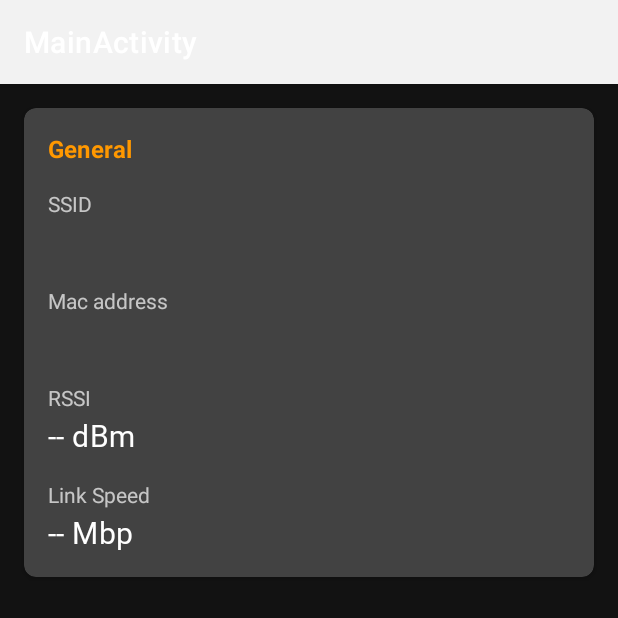
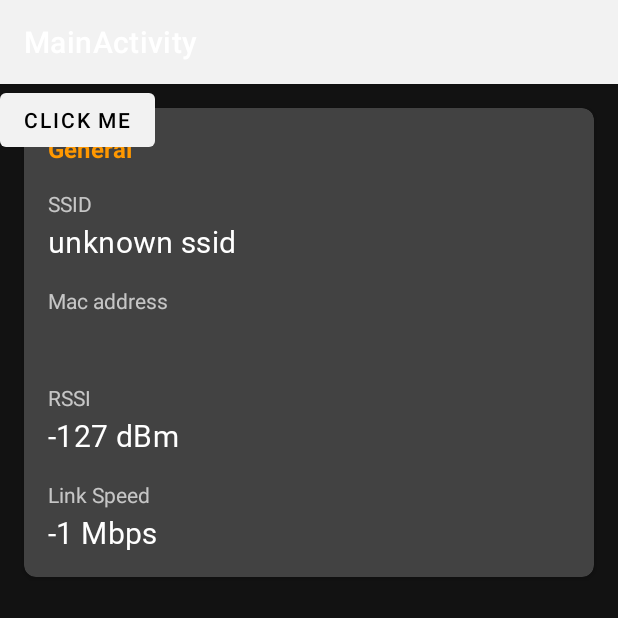
Before and after one commit to MrNegativeTW/WifiLinkSpeed, an Android app: the MainFragment screen opened directly, with no data from a screen before it, on a phone screen of 412 x 824 dp, the top half of it. Run offline under Robolectric (Android 15) with nearby library versions, the phone set to English and light mode, and no system bars; our stand-ins replace data binding; Roboto replaces fonts that are not available here.

Commit message:
Get MainFragment to work

```diff
--- a/WifiLinkSpeed/app/src/main/java/com/txwstudio/app/wifilinkspeed/ui/main/MainFragment.kt
+++ b/WifiLinkSpeed/app/src/main/java/com/txwstudio/app/wifilinkspeed/ui/main/MainFragment.kt
@@ -1,11 +1,17 @@
 package com.txwstudio.app.wifilinkspeed.ui.main
 
+import android.content.Context
+import android.net.wifi.WifiInfo
+import android.net.wifi.WifiManager
 import android.os.Bundle
-import androidx.fragment.app.Fragment
+import android.os.Handler
+import android.os.Looper
 import android.view.LayoutInflater
 import android.view.View
 import android.view.ViewGroup
-import com.txwstudio.app.wifilinkspeed.R
+import androidx.fragment.app.Fragment
+import androidx.fragment.app.viewModels
+import com.txwstudio.app.wifilinkspeed.databinding.FragmentMainBinding
 
 /**
  * A simple [Fragment] subclass.
@@ -16,16 +22,58 @@ class MainFragment : Fragment() {
 
     companion object {
         fun newInstance() = MainFragment()
+        private const val updateInterval = 1
     }
 
-    override fun onCreate(savedInstanceState: Bundle?) {
-        super.onCreate(savedInstanceState)
+    private val liveCamViewModel: MainFragmentViewModel by viewModels()
+    private lateinit var binding: FragmentMainBinding
+
+    private lateinit var mHandler: Handler
+    private var updateWifiInfoTask = object : Runnable {
+        override fun run() {
+            try {
+                getWifiInfo()
+            } finally {
+                mHandler.postDelayed(this, updateInterval.toLong())
+            }
+        }
     }
 
     override fun onCreateView(inflater: LayoutInflater, container: ViewGroup?,
                               savedInstanceState: Bundle?): View? {
-        return inflater.inflate(R.layout.fragment_main, container, false)
+        binding = FragmentMainBinding.inflate(inflater, container, false)
+        return binding.root
     }
 
+    override fun onViewCreated(view: View, savedInstanceState: Bundle?) {
+        super.onViewCreated(view, savedInstanceState)
+        subscribeUi()
+        mHandler = Handler(Looper.getMainLooper())
+    }
+
+    override fun onResume() {
+        super.onResume()
+        getWifiInfo()
+        mHandler.post(updateWifiInfoTask)
+    }
+
+    override fun onPause() {
+        super.onPause()
+        mHandler.removeCallbacks(updateWifiInfoTask)
+    }
+
+    private fun subscribeUi() {
+
+    }
+
+    private fun getWifiInfo() {
+        val wifiManager = context?.getSystemService(Context.WIFI_SERVICE) as WifiManager
+        val info: WifiInfo = wifiManager.connectionInfo
+
+        binding.textViewMainFragmentCurrentSsidContent.text = info.ssid.substring(1, info.ssid.length - 1)
+        binding.textViewMainFragmentCurrentWifiMacContent.text = info.bssid
+        binding.textViewMainFragmentCurrentRssiContent.text = info.rssi.toString() + " dBm"
+        binding.textViewMainFragmentCurrentLinkSpeedContent.text = info.linkSpeed.toString() + " Mbps"
+    }
 
 }
--- a/WifiLinkSpeed/app/src/main/java/com/txwstudio/app/wifilinkspeed/ui/main/MainFragmentViewModel.kt
+++ b/WifiLinkSpeed/app/src/main/java/com/txwstudio/app/wifilinkspeed/ui/main/MainFragmentViewModel.kt
@@ -1,7 +1,23 @@
 package com.txwstudio.app.wifilinkspeed.ui.main
 
-import androidx.lifecycle.ViewModel
+import android.app.Application
+import androidx.lifecycle.AndroidViewModel
+import androidx.lifecycle.MutableLiveData
 
-class MainFragmentViewModel : ViewModel() {
-    // TODO(View Model)
+class MainFragmentViewModel(application: Application) : AndroidViewModel(application) {
+
+    val currentSsid = MutableLiveData<String>()
+    val currentBssid = MutableLiveData<String>()
+    val currentRssi = MutableLiveData<String>()
+    val currentLinkSpeed = MutableLiveData<String>()
+
+    fun getWifiInfo() {
+//        val wifiManager = applicationContext.getSystemService(Context.WIFI_SERVICE) as WifiManager
+//        val info: WifiInfo = wifiManager.connectionInfo
+
+//        currentSsid.value = info.ssid.substring(1, info.ssid.length - 1)
+//        currentBssid.value = info.bssid
+//        currentRssi.value = info.rssi.toString() + " dBm"
+//        currentLinkSpeed.value = info.linkSpeed.toString() + " Mbps"
+    }
 }
--- a/WifiLinkSpeed/app/src/main/res/layout/fragment_main.xml
+++ b/WifiLinkSpeed/app/src/main/res/layout/fragment_main.xml
@@ -1,7 +1,17 @@
 <?xml version="1.0" encoding="utf-8"?>
-<FrameLayout xmlns:android="http://schemas.android.com/apk/res/android"
+<layout xmlns:android="http://schemas.android.com/apk/res/android"
     xmlns:app="http://schemas.android.com/apk/res-auto"
-    xmlns:tools="http://schemas.android.com/tools"
+    xmlns:tools="http://schemas.android.com/tools">
+
+    <data>
+
+        <variable
+            name="viewModel"
+            type="com.txwstudio.app.wifilinkspeed.ui.main.MainFragmentViewModel" />
+    </data>
+
+
+    <FrameLayout
         android:layout_width="match_parent"
         android:layout_height="match_parent"
         tools:context=".ui.main.MainFragment">
@@ -102,4 +112,11 @@
             </androidx.constraintlayout.widget.ConstraintLayout>
         </androidx.cardview.widget.CardView>
 
+        <com.google.android.material.button.MaterialButton
+            android:id="@+id/testButton"
+            android:layout_width="wrap_content"
+            android:layout_height="wrap_content"
+            android:text="Click Me" />
+
     </FrameLayout>
+</layout>
```
Lines whose indentation alone changed are shown as unchanged.
